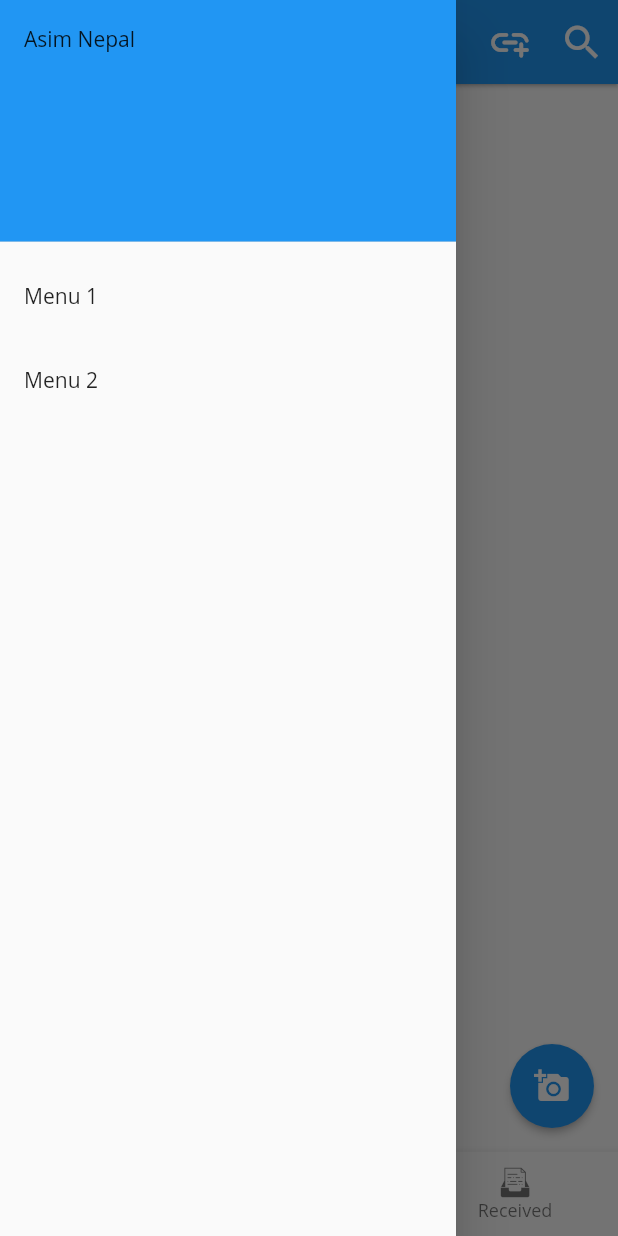
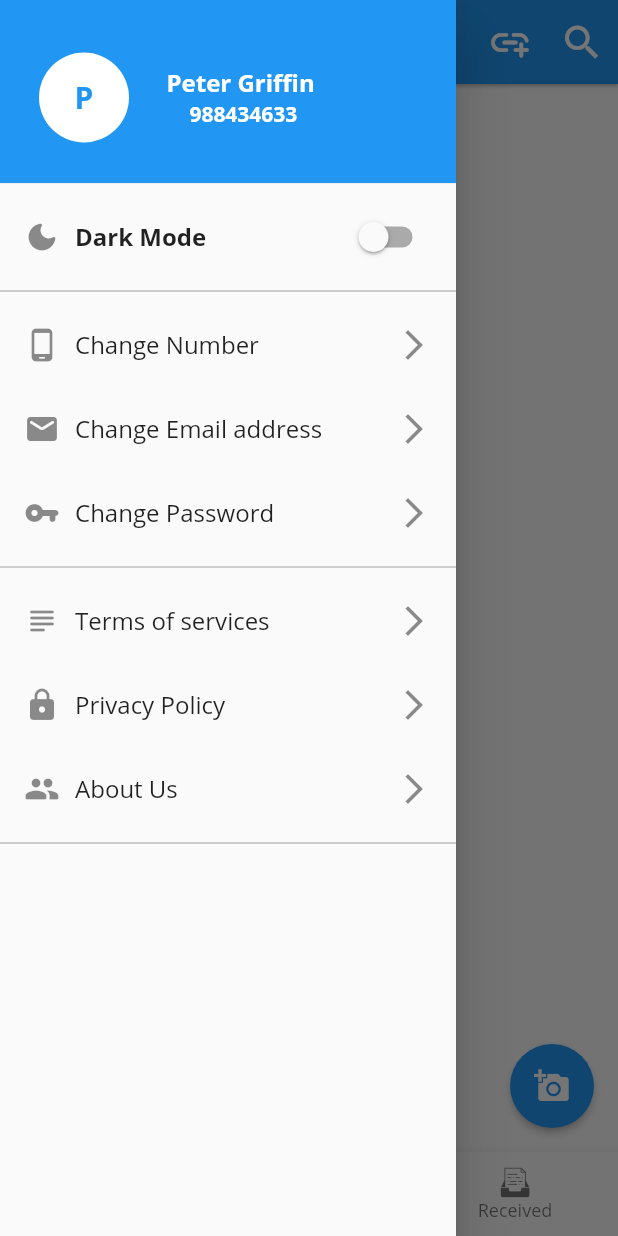
Before and after one commit to nepal80m/minor-parichaya-frontend, a Flutter app: the screen it shows after launch, item 2 of the bottom bar chosen, with the side drawer open, on a phone screen of 412 x 824 dp. Run offline on Flutter 3.47's test engine with Material 2 defaults, Android fonts, the phone set to English and light mode, and no system bars; our stand-ins replace image_picker, transparent_image; network calls fail.

Commit message:
Drawer created

```diff
--- a/lib/screens/buttom_navigation_base.dart
+++ b/lib/screens/buttom_navigation_base.dart
@@ -21,6 +21,9 @@ class ButtomNavigationBase extends StatefulWidget {
 
 class _ButtomNavigationBaseState extends State<ButtomNavigationBase> {
   int _screenIndex = 0;
+  final name = 'Peter Griffin';
+  final number = " 988434633";
+  bool isSwitched = false;
 
   void _selectScreen(int index) {
     setState(() {
@@ -63,22 +66,202 @@ class _ButtomNavigationBaseState extends State<ButtomNavigationBase> {
           padding: EdgeInsets.zero,
           children: [
             // TODO: Complete this drawer
-            const DrawerHeader(
-              decoration: BoxDecoration(
-                color: Colors.blue,
+            Container(
+              height: 130,
+              child: DrawerHeader(
+                decoration: BoxDecoration(
+                  color: Colors.blue,
+                ),
+                child: Row(
+                  children: [
+                    Padding(
+                      padding: EdgeInsets.all(10),
+                      child: CircleAvatar(
+                        backgroundColor: Colors.white,
+                        radius: 30,
+                        child: Text(
+                          name[0].toUpperCase(),
+                          style: TextStyle(
+                              fontWeight: FontWeight.bold,
+                              color: Theme.of(context).primaryColor,
+                              fontSize: 20),
+                        ),
+                      ),
+                    ),
+                    SizedBox(width: 15),
+                    Column(
+                      mainAxisAlignment: MainAxisAlignment.center,
+                      children: [
+                        Text(
+                          name,
+                          style: TextStyle(
+                              color: Colors.white,
+                              fontWeight: FontWeight.bold,
+                              fontSize: 16),
+                        ),
+                        Text(
+                          number,
+                          style: TextStyle(
+                              color: Colors.white,
+                              fontWeight: FontWeight.bold,
+                              fontSize: 14),
+                        ),
+                        // Text('goerranger@gmail.com'),
+                      ],
+                    ),
+                  ],
+                ),
               ),
-              child: Text('Asim Nepal'),
             ),
+//Switch for dark mode
             ListTile(
-              title: const Text('Menu 1'),
+              title: Row(
+                children: [
+                  Icon(Icons.dark_mode_rounded),
+                  Padding(
+                    padding: EdgeInsets.all(10),
+                    child: Text(
+                      'Dark Mode',
+                      style: TextStyle(
+                        fontSize: 16,
+                        fontWeight: FontWeight.bold,
+                      ),
+                    ),
+                  ),
+                ],
+              ),
+              trailing: Switch(
+                value: isSwitched,
+                onChanged: (value) {
+                  setState(() {
+                    isSwitched = value;
+                    print(isSwitched);
+                  });
+                },
+                activeTrackColor: Theme.of(context).primaryColorLight,
+                activeColor: Theme.of(context).primaryColor,
+              ),
               onTap: () {},
             ),
+            Divider(color: Colors.grey),
+//Change Number
             ListTile(
-              title: const Text('Menu 2'),
-              onTap: () {
-                // Update the state of the app.
-                // ...
-              },
+              title: Row(
+                children: [
+                  Icon(Icons.phone_android_rounded),
+                  Padding(
+                    padding: EdgeInsets.all(10),
+                    child: Text(
+                      'Change Number',
+                      style: TextStyle(
+                        fontSize: 16,
+                      ),
+                    ),
+                  ),
+                ],
+              ),
+              onTap: () {},
+              trailing: Icon(Icons.arrow_forward_ios),
+            ),
+//Change Email Address
+            ListTile(
+              title: Row(
+                children: [
+                  Icon(Icons.mail_rounded),
+                  Padding(
+                    padding: EdgeInsets.all(10),
+                    child: Text(
+                      'Change Email address',
+                      style: TextStyle(
+                        fontSize: 16,
+                      ),
+                    ),
+                  ),
+                ],
+              ),
+              onTap: () {},
+              trailing: Icon(Icons.arrow_forward_ios),
+            ),
+
+//Change Password
+            ListTile(
+              title: Row(
+                children: [
+                  Icon(Icons.vpn_key_rounded),
+                  Padding(
+                    padding: EdgeInsets.all(10),
+                    child: Text(
+                      'Change Password',
+                      style: TextStyle(
+                        fontSize: 16,
+                      ),
+                    ),
+                  ),
+                ],
+              ),
+              onTap: () {},
+              trailing: Icon(Icons.arrow_forward_ios),
+            ),
+            Divider(color: Colors.grey),
+            //Terms of services
+            ListTile(
+              title: Row(
+                children: [
+                  Icon(Icons.subject_rounded),
+                  Padding(
+                    padding: EdgeInsets.all(10),
+                    child: Text(
+                      'Terms of services',
+                      style: TextStyle(
+                        fontSize: 16,
+                      ),
+                    ),
+                  ),
+                ],
+              ),
+              onTap: () {},
+              trailing: Icon(Icons.arrow_forward_ios),
+            ),
+            //Privacy Policy
+            ListTile(
+              title: Row(
+                children: [
+                  Icon(Icons.lock_rounded),
+                  Padding(
+                    padding: EdgeInsets.all(10),
+                    child: Text(
+                      'Privacy Policy',
+                      style: TextStyle(
+                        fontSize: 16,
+                      ),
+                    ),
+                  ),
+                ],
+              ),
+              onTap: () {},
+              trailing: Icon(Icons.arrow_forward_ios),
+            ),
+            //Terms of services
+            ListTile(
+              title: Row(
+                children: [
+                  Icon(Icons.group_rounded),
+                  Padding(
+                    padding: EdgeInsets.all(10),
+                    child: Text(
+                      'About Us',
+                      style: TextStyle(
+                        fontSize: 16,
+                      ),
+                    ),
+                  ),
+                ],
+              ),
+              onTap: () {},
+              trailing: Icon(Icons.arrow_forward_ios),
+            ),
+            Divider(
+              color: Colors.grey,
             ),
           ],
         ),
```
